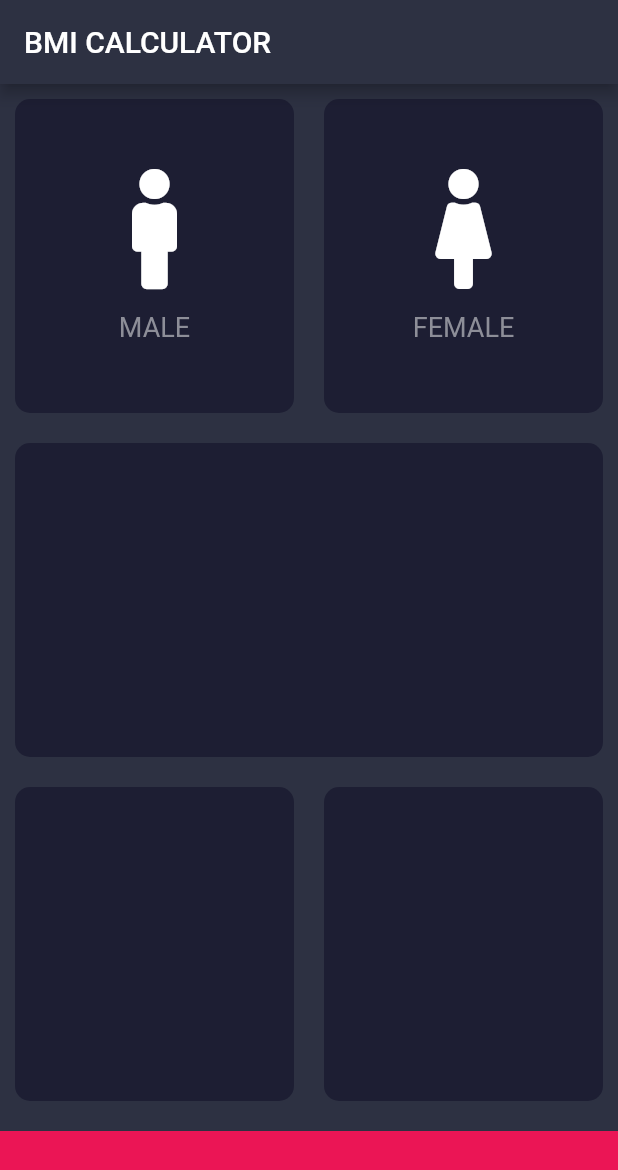
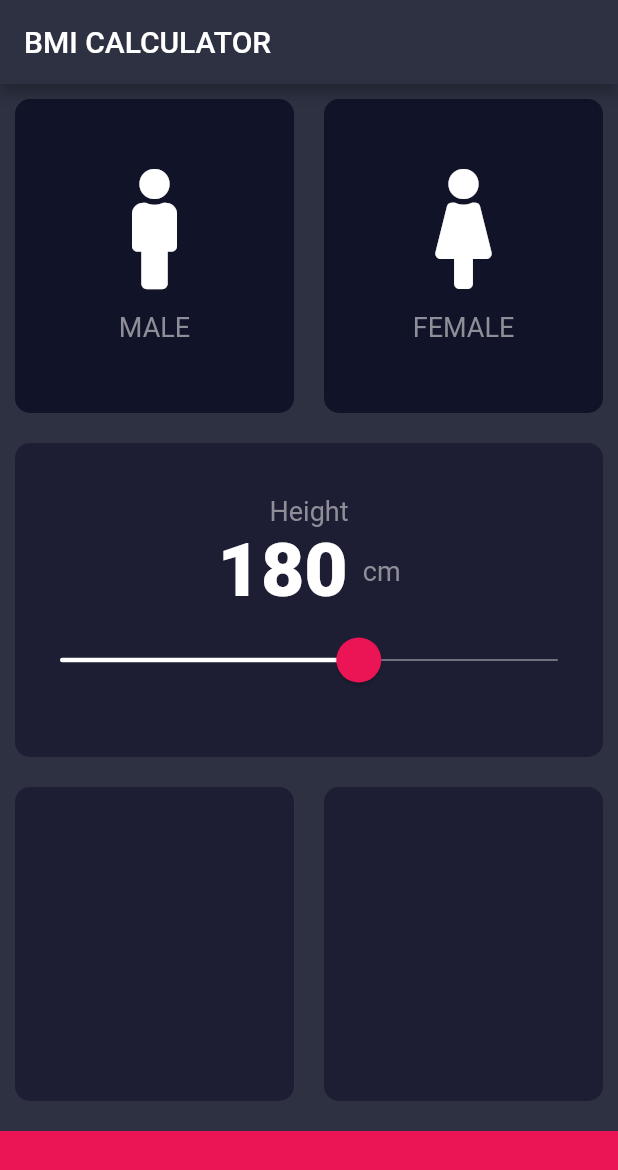
Before and after one commit to atul-tiwari/BMI_Calculator, a Flutter app: the InputPage screen opened directly, on a phone screen of 412 x 824 dp. Shown: the top 1170 px of the screen. Run offline on Flutter 3.47's test engine with Material 2 defaults, Android fonts, the phone set to English and light mode, and no system bars; our stand-ins replace font_awesome_flutter; statements that could not run were skipped.

Commit message:
Slider ADDED

```diff
--- a/lib/CardData.dart
+++ b/lib/CardData.dart
@@ -1,4 +1,6 @@
 import 'package:flutter/material.dart';
+import 'package:bmi_calculator/Constants.dart';
+
 
 class GenderCardWidget extends StatelessWidget {
   final IconData icon;
@@ -14,7 +16,7 @@ class GenderCardWidget extends StatelessWidget {
       children: [
         Icon(icon,size: 80,color: Colors.white,),
         SizedBox(height: 15.0,),
-        Text(text,style: TextStyle(fontSize: 18.0,color: Color(0xFF8D8E98)),)
+        Text(text,style: klabelTextStyle),
       ],
     );
   }
--- /dev/null
+++ b/lib/Constants.dart
@@ -0,0 +1,12 @@
+import 'package:flutter/material.dart';
+
+const double kbuttomBarHeight = 70;
+
+const Color kfontcolor = Color(0xFF8D8E98);
+const Color kacentcolor = Color(0xFFeB1555);
+const Color kactiveCardColor = Color(0xFF1D1E33);
+const Color kinActiveCardColor = Color(0xFF111328);
+
+
+const knumberTextStyle = TextStyle(fontSize: 50.0, fontWeight: FontWeight.w900);
+const klabelTextStyle =  TextStyle(fontSize: 18.0,color: kfontcolor,);
--- a/lib/Inputpage.dart
+++ b/lib/Inputpage.dart
@@ -2,9 +2,11 @@ import 'package:flutter/material.dart';
 import 'package:font_awesome_flutter/font_awesome_flutter.dart';
 import 'package:bmi_calculator/ResusanleCards.dart';
 import 'package:bmi_calculator/CardData.dart';
-
-const double buttomBarHeight = 70;
-const Color activeCardColor = Color(0xFF1D1E33);
+import 'package:bmi_calculator/Constants.dart';
+enum Gender{
+  male,
+  female
+}
 
 class InputPage extends StatefulWidget {
   @override
@@ -12,6 +14,24 @@ class InputPage extends StatefulWidget {
 }
 
 class _InputPageState extends State<InputPage> {
+
+
+
+  Color maleCardColor = kinActiveCardColor;
+  Color femaleCardColor = kinActiveCardColor;
+  Gender selectedGender ;
+
+  int height = 180;
+
+
+   void changeGender(Gender gen){
+
+     maleCardColor = (gen == Gender.male)? kactiveCardColor : kinActiveCardColor;
+     femaleCardColor = (gen == Gender.female)? kactiveCardColor : kinActiveCardColor;
+
+     selectedGender = gen;
+   }
+
   @override
   Widget build(BuildContext context) {
     return Scaffold(
@@ -24,28 +44,71 @@ class _InputPageState extends State<InputPage> {
               child: Row(
                 children: [
                   Expanded(child:ReusableCard(
-                    cl: activeCardColor,
+                    cl: maleCardColor,
                     cardchild: GenderCardWidget(icon: FontAwesomeIcons.male,text: 'MALE',),
+                    Instruction: (){
+                      setState(() {
+                        changeGender(Gender.male);
+                      });},
                   ),),
                   Expanded(child:ReusableCard(
-                    cl: activeCardColor,
+                    cl: femaleCardColor,
                     cardchild: GenderCardWidget(icon: FontAwesomeIcons.female, text: "FEMALE"),
+                    Instruction: (){
+                      setState(() {
+                        changeGender(Gender.female);
+                      });},
                   ),),
                 ],),
             ),
-            Expanded(child:ReusableCard(cl: activeCardColor,),),
+            Expanded(child:ReusableCard(
+              cl: kactiveCardColor,
+              cardchild: Column(
+                mainAxisAlignment: MainAxisAlignment.center,
+                children: [
+                  Text('Height',style: klabelTextStyle,),
+                  Row(
+                    mainAxisAlignment: MainAxisAlignment.center,
+                    children: [
+                      Text(height.toString(),style: knumberTextStyle,),
+                      SizedBox(width: 10.0,),
+                      Text('cm', style: klabelTextStyle,),
+                    ],),
+                  SliderTheme(
+                    data: SliderTheme.of(context).copyWith(
+                      trackHeight: 1.0,
+                      activeTrackColor: Colors.white,
+                      inactiveTrackColor: kfontcolor,
+                      thumbColor: kacentcolor,
+                      thumbShape: RoundSliderThumbShape(enabledThumbRadius: 15.0),
+                      overlayShape: RoundSliderOverlayShape(overlayRadius: 30),
+                      overlayColor: kacentcolor.withAlpha(100),
+                    ),
+                    child: Slider(
+                      value: height.toDouble(),
+                      min: 120,
+                      max: 220,
+
+                      onChanged: (double newValue){
+                        setState(() {
+                          height = newValue.toInt();
+                        });},),
+                  ),
+                ],
+              ),
+            ),),
             Expanded(
               child: Row(
                 children: [
-                  Expanded(child:ReusableCard(cl: activeCardColor,),),
-                  Expanded(child:ReusableCard(cl: activeCardColor,),),
+                  Expanded(child:ReusableCard(cl: kactiveCardColor,),),
+                  Expanded(child:ReusableCard(cl: kactiveCardColor,),),
                 ],),
             ),
             Container(
-              color: Color(0xFFeB1555),
+              color: kacentcolor,
               margin: EdgeInsets.only(top:10),
               width: double.infinity,
-              height: buttomBarHeight,
+              height: kbuttomBarHeight,
             ),
           ],),
     );
--- a/lib/ResusanleCards.dart
+++ b/lib/ResusanleCards.dart
@@ -1,20 +1,24 @@
 import 'package:flutter/material.dart';
-
+import 'package:bmi_calculator/Constants.dart';
 class ReusableCard extends StatelessWidget {
   final Color cl;
   final Widget cardchild;
+  final Function Instruction;
   const ReusableCard({
-    Key key, @required this.cl,this.cardchild,
+    Key key, @required this.cl,this.cardchild,this.Instruction,
   }) : super(key: key);
 
   @override
   Widget build(BuildContext context) {
-    return Container(
-      child: cardchild,
-      margin: EdgeInsets.all(10.0),
-      decoration: BoxDecoration(
-        color: cl,
-        borderRadius: BorderRadius.circular(10.0),
+    return GestureDetector(
+      onTap: this.Instruction,
+      child: Container(
+        child: cardchild,
+        margin: EdgeInsets.all(10.0),
+        decoration: BoxDecoration(
+          color: cl,
+          borderRadius: BorderRadius.circular(10.0),
+        ),
       ),
     );
   }
```
